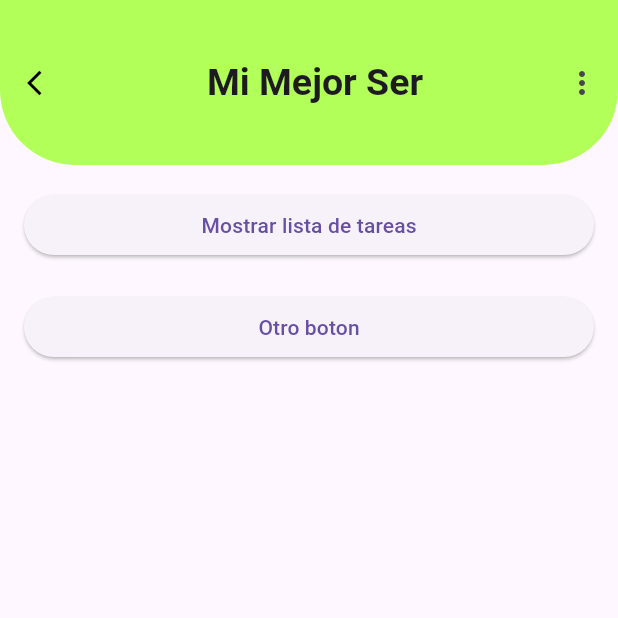
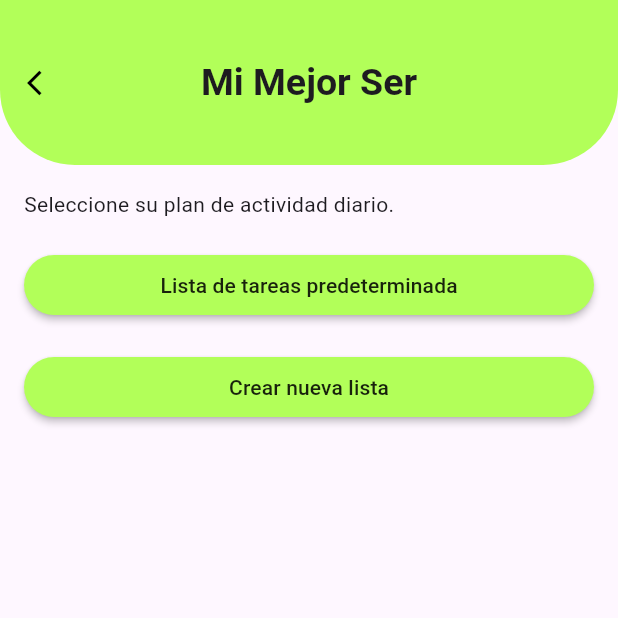
Before and after one commit to BlackZu01/programacionMovil_MiMejorSer, a Flutter app: the QuestionPage screen opened directly, on a phone screen of 412 x 824 dp, the top half of it. Run offline on Flutter 3.47's test engine with Material 3 defaults, Android fonts, the light colour scheme and no system bars; our stand-ins replace animate_do, lottie.

Commit message:
Añadida la pagina de las actividades por día

```diff
--- a/lib/login.dart
+++ b/lib/login.dart
@@ -114,7 +114,9 @@ class _LoginPageState extends State<LoginPage> {
                           onPressed: () {
                             // Verificar si los datos coinciden
                             if (emailController.text == widget.username &&
-                                passwordController.text == widget.password) {
+                                passwordController.text == widget.password &&
+                                emailController.text.isNotEmpty &&
+                                passwordController.text.isNotEmpty) {
                               Navigator.push(
                                 context,
                                 MaterialPageRoute(
--- a/lib/main.dart
+++ b/lib/main.dart
@@ -44,7 +44,7 @@ class HomePage extends StatelessWidget {
                   FadeInUp(
                       duration: const Duration(milliseconds: 1200),
                       child: Text(
-                        "Ingresa tus credenciales para entrar a la aplicación",
+                        "Ingresa tus credenciales para utilizar la aplicación",
                         textAlign: TextAlign.center,
                         style: TextStyle(color: Colors.grey[700], fontSize: 15),
                       )),
--- a/lib/welcome.dart
+++ b/lib/welcome.dart
@@ -1,4 +1,6 @@
+import 'package:animate_do/animate_do.dart';
 import 'package:flutter/material.dart';
+import 'package:my_app/initial.dart';
 
 class QuestionPage extends StatefulWidget {
   const QuestionPage({super.key});
@@ -9,19 +11,19 @@ class QuestionPage extends StatefulWidget {
 
 class _QuestionPageState extends State<QuestionPage> {
   List<String> tasks = ["Tarea 1", "Tarea 2", "Tarea 3"];
+  TextEditingController nameController = TextEditingController();
 
-  // Estado para controlar la visibilidad de la lista
+  // Estado para controlar la visibilidad de la lista de tareas
   bool showTasks = false;
 
   @override
   Widget build(BuildContext context) {
     return Scaffold(
       appBar: AppBar(
-        title: const Center(
-            child: Text(
+        title: const Text(
           'Mi Mejor Ser',
           style: TextStyle(fontWeight: FontWeight.bold, fontSize: 25),
-        )),
+        ),
         centerTitle: true,
         toolbarHeight: 110,
         backgroundColor: Colors.lightGreenAccent,
@@ -29,18 +31,6 @@ class _QuestionPageState extends State<QuestionPage> {
             borderRadius: BorderRadius.only(
                 bottomLeft: Radius.circular(50),
                 bottomRight: Radius.circular(50))),
-        actions: [
-          PopupMenuButton(
-            itemBuilder: (context) => [
-              const PopupMenuItem(
-                child: Text('Editar'),
-              ),
-              const PopupMenuItem(
-                child: Text('Eliminar'),
-              )
-            ],
-          )
-        ],
         leading: IconButton(
             onPressed: () {
               Navigator.pop(context);
@@ -56,13 +46,29 @@ class _QuestionPageState extends State<QuestionPage> {
         child: Column(
           crossAxisAlignment: CrossAxisAlignment.stretch,
           children: [
-            ElevatedButton(
+            FadeInUp(
+              duration: const Duration(milliseconds: 1000),
+              child: const Text('Seleccione su plan de actividad diario.'),
+            ),
+            const SizedBox(height: 20),
+            FadeInUp(
+                duration: Duration(milliseconds: 1000),
+                child: Column(
+                  crossAxisAlignment: CrossAxisAlignment.stretch,
+                  children: [
+                    MaterialButton(
+                        minWidth: double.infinity,
+                        height: 40,
+                        color: Colors.lightGreenAccent,
+                        shape: RoundedRectangleBorder(
+                          borderRadius: BorderRadius.circular(50),
+                        ),
                         onPressed: () {
                           setState(() {
                             showTasks = !showTasks;
                           });
                         },
-                child: const Text('Mostrar lista de tareas')),
+                        child: const Text('Lista de tareas predeterminada')),
                     AnimatedSize(
                       duration: const Duration(milliseconds: 300),
                       curve: Curves.easeInOut,
@@ -75,10 +81,47 @@ class _QuestionPageState extends State<QuestionPage> {
                           : const SizedBox.shrink(),
                     ),
                     const SizedBox(height: 20),
-            ElevatedButton(onPressed: () {}, child: const Text('Otro boton')),
+                    MaterialButton(
+                        minWidth: double.infinity,
+                        height: 40,
+                        color: Colors.lightGreenAccent,
+                        shape: RoundedRectangleBorder(
+                            borderRadius: BorderRadius.circular(50)),
+                        onPressed: () {
+                          openDialog(nameController);
+                        },
+                        child: const Text('Crear nueva lista')),
+                  ],
+                )),
           ],
         ),
       ),
     );
   }
+
+  Future openDialog(TextEditingController controlador) => showDialog(
+      context: context,
+      builder: (context) => AlertDialog(
+            title: const Text('¿Cómo prefiere que lo llamemos?'),
+            content: TextField(
+              controller: controlador,
+              decoration: const InputDecoration(hintText: 'Ingrese un nombre'),
+            ),
+            actions: [
+              TextButton(
+                onPressed: submit,
+                child: const Text('Enviar'),
+              )
+            ],
+          ));
+
+  void submit() {
+    Navigator.of(context).pop();
+    goToInit(context, nameController.text);
   }
+
+  void goToInit(BuildContext context, String text) {
+    Navigator.push(context,
+        MaterialPageRoute(builder: (context) => InitialPage(name: text)));
+  }
+}
```
Also changed, not shown: lib/initial.dart (added, +217 -0 lines). Lines whose indentation alone changed are shown as unchanged.
